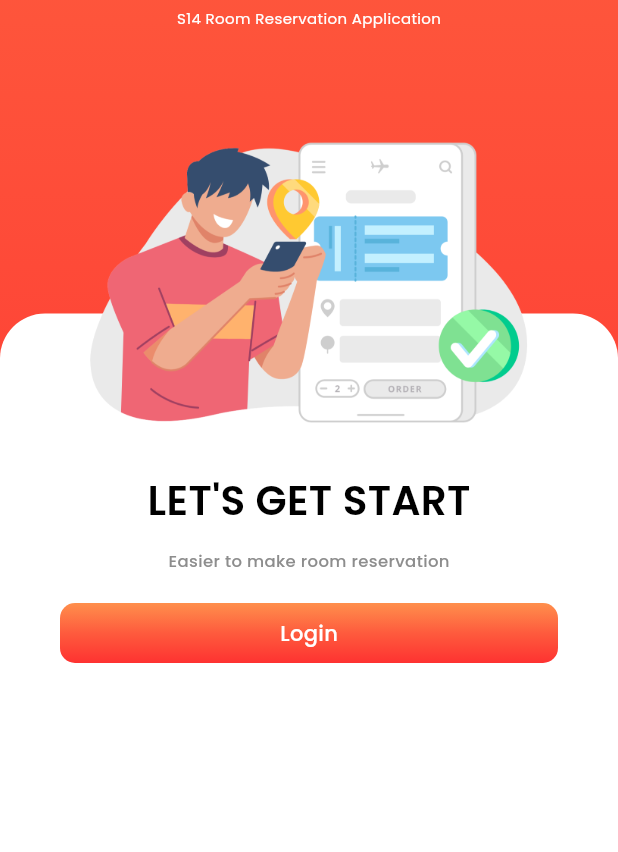
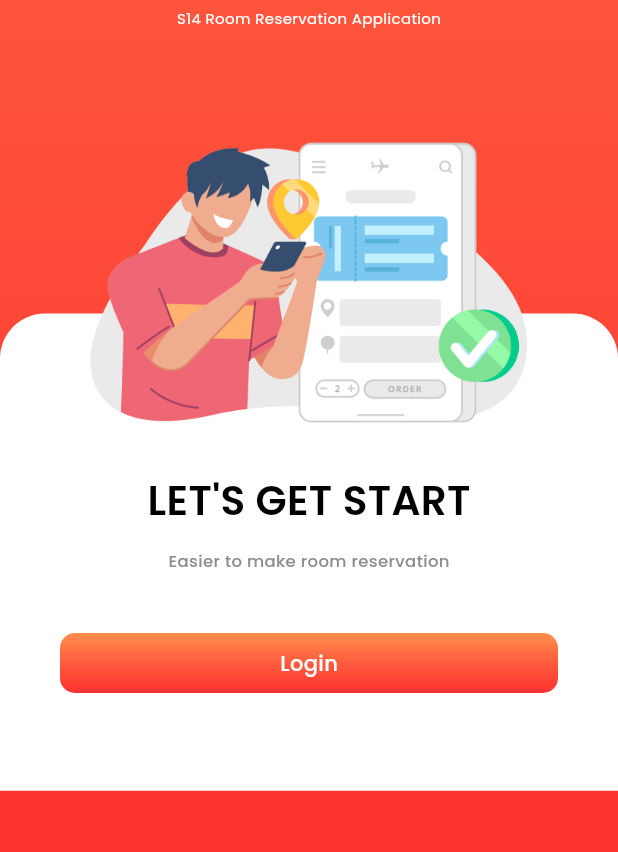
Before and after one commit to kayjirat/JongHong, a Flutter app: the screen it shows after launch, after a tap on "Login", on a phone screen of 412 x 824 dp, the part 384-1236 px from its top. Run offline on Flutter 3.47's test engine with Material 3 defaults, Android fonts, the phone set to English and light mode, and no system bars; our stand-ins replace cloud_firestore, firebase_auth, firebase_core, google_sign_in; accounts and stored records are empty; network calls fail.

Commit message:
[EDIT] Back to basic

```diff
--- a/jonghong/lib/pages/home_page.dart
+++ b/jonghong/lib/pages/home_page.dart
@@ -2,7 +2,6 @@
 import 'package:firebase_auth/firebase_auth.dart';
 import 'package:flutter/foundation.dart';
 import 'package:flutter/material.dart';
-import 'package:fluttertoast/fluttertoast.dart';
 import 'package:google_sign_in/google_sign_in.dart';
 import 'package:flutter/foundation.dart' as foundation;
 import 'package:jonghong/main.dart';
@@ -30,7 +29,6 @@ class _HomepageState extends State<Homepage> {
 
   @override
   Widget build(BuildContext context) {
-    final screenHeight = MediaQuery.of(context).size.height;
     return MaterialApp(
       title: 'Home Page',
       home: Scaffold(
@@ -94,7 +92,7 @@ class _HomepageState extends State<Homepage> {
                         padding: const EdgeInsets.only(top: 190.0),
                         child: Container(
                           width: double.infinity,
-                          height: screenHeight - 450.0,
+                          height: 318.2,
                           decoration: const BoxDecoration(
                             borderRadius: BorderRadius.only(
                               topLeft: Radius.circular(30),
@@ -143,7 +141,6 @@ class _HomepageState extends State<Homepage> {
                             try {
                               final auth = FirebaseAuth.instance;
                               UserCredential userCredential;
-
                               if (isWeb || kIsWeb) {
                                 final GoogleAuthProvider googleProvider =
                                     GoogleAuthProvider();
@@ -163,33 +160,11 @@ class _HomepageState extends State<Homepage> {
                                 final GoogleSignInAuthentication googleAuth =
                                     await googleUser.authentication;
 
-                                if (googleAuth == null) {
-                                  print(
-                                      'Google authentication data is not available.');
-                                  return;
-                                }
-
                                 final AuthCredential credential =
                                     GoogleAuthProvider.credential(
                                   idToken: googleAuth.idToken,
                                   accessToken: googleAuth.accessToken,
                                 );
-
-                                // Email pattern validation
-                                final emailPattern = RegExp(
-                                    r'^[a-zA-Z0-9_.+-]+@[mail.kmutt.ac.th]');
-                                if (!emailPattern.hasMatch(googleUser.email)) {
-                                  Fluttertoast.showToast(
-                                    msg:
-                                        'Invalid email format. Please use @mail.kmutt.ac.th email address.',
-                                    gravity: ToastGravity.CENTER,
-                                    backgroundColor:
-                                        Color.fromARGB(255, 255, 149, 149),
-                                    textColor: Colors.white,
-                                  );
-                                  return;
-                                }
-
                                 userCredential =
                                     await auth.signInWithCredential(credential);
                               }
@@ -200,13 +175,16 @@ class _HomepageState extends State<Homepage> {
                               Navigator.pushReplacement(
                                 context,
                                 MaterialPageRoute(
-                                  builder: (context) => BottomNavigation(),
+                                  builder: (context) =>
+                                      const BottomNavigation(),
                                 ),
                               );
                             } catch (e) {
                               print('Error during Google Sign-In: $e');
                             }
                           },
+                          child: Padding(
+                            padding: const EdgeInsets.only(top: 20.0),
                             child: Container(
                               width: double.infinity,
                               padding: const EdgeInsets.symmetric(vertical: 10),
@@ -237,6 +215,8 @@ class _HomepageState extends State<Homepage> {
                               ),
                             ),
                           ),
+                        ),
+                        //Button
                       ],
                     ),
                   ),
```
Lines whose indentation alone changed are shown as unchanged.
